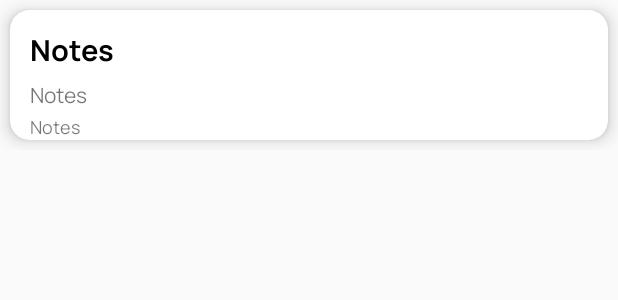
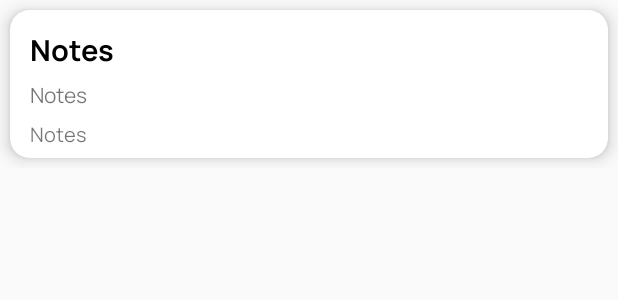
Before and after one commit to Dome309/NotesCategories, an Android app: the layout item_note.xml on its own in the app's theme, with its tools: preview values and no code run, on a phone screen of 412 x 824 dp. Shown: the top 300 px of the screen. Run offline under Robolectric (Android 15) with nearby library versions, the phone set to English and light mode, and no system bars.

Commit message:
minor changes

```diff
--- a/app/src/main/java/com/example/notescategories/AddNoteFragment.kt
+++ b/app/src/main/java/com/example/notescategories/AddNoteFragment.kt
@@ -47,7 +47,7 @@ class AddNoteFragment : BaseFragment() {
 
     override fun onViewCreated(view: View, savedInstanceState: Bundle?) {
         super.onViewCreated(view, savedInstanceState)
-        val sdf = SimpleDateFormat("dd/M/yyyy hh:mm:ss")
+        val sdf = SimpleDateFormat("dd/M/yyyy")
         currentDate = sdf.format(Date())
 
         addDateTime_et.text = currentDate
--- a/app/src/main/java/com/example/notescategories/MainActivity.kt
+++ b/app/src/main/java/com/example/notescategories/MainActivity.kt
@@ -3,13 +3,11 @@ package com.example.notescategories
 import android.os.Bundle
 import androidx.appcompat.app.AppCompatActivity
 import androidx.fragment.app.Fragment
-import androidx.fragment.app.FragmentManager
 
 class MainActivity : AppCompatActivity() {
     override fun onCreate(savedInstanceState: Bundle?) {
         super.onCreate(savedInstanceState)
         setContentView(R.layout.activity_main)
-
         replaceFragment(HomeFragment.newInstance(),false)
 
     }
--- a/app/src/main/res/layout/item_note.xml
+++ b/app/src/main/res/layout/item_note.xml
@@ -26,6 +26,7 @@
             android:fontFamily="@font/manropebold"
             android:paddingStart="@dimen/_10sdp"
             android:paddingTop="@dimen/_10sdp"
+            android:paddingRight="@dimen/_10sdp"
             android:text="Notes"
             android:textColor="#000000"
             android:textSize="@dimen/_15ssp"
@@ -40,6 +41,7 @@
             android:fontFamily="@font/manroperegular"
             android:paddingStart="@dimen/_10sdp"
             android:paddingTop="@dimen/_5sdp"
+            android:paddingRight="@dimen/_10sdp"
             android:text="Notes"
             android:textSize="@dimen/_11ssp"
             app:layout_constraintEnd_toEndOf="parent"
@@ -52,9 +54,9 @@
             android:layout_height="wrap_content"
             android:fontFamily="@font/manroperegular"
             android:paddingStart="@dimen/_10sdp"
-            android:paddingTop="@dimen/_2sdp"
+            android:padding="@dimen/_5sdp"
             android:text="Notes"
-            android:textSize="@dimen/_9ssp"
+            android:textSize="@dimen/_10ssp"
             app:layout_constraintEnd_toEndOf="parent"
             app:layout_constraintStart_toStartOf="parent"
             app:layout_constraintTop_toTopOf="parent" />
```
Also changed, not shown: app/src/main/res/drawable/ic_link.xml (added, +10 -0 lines), app/src/main/res/drawable/ic_photo.xml (added, +10 -0 lines).
